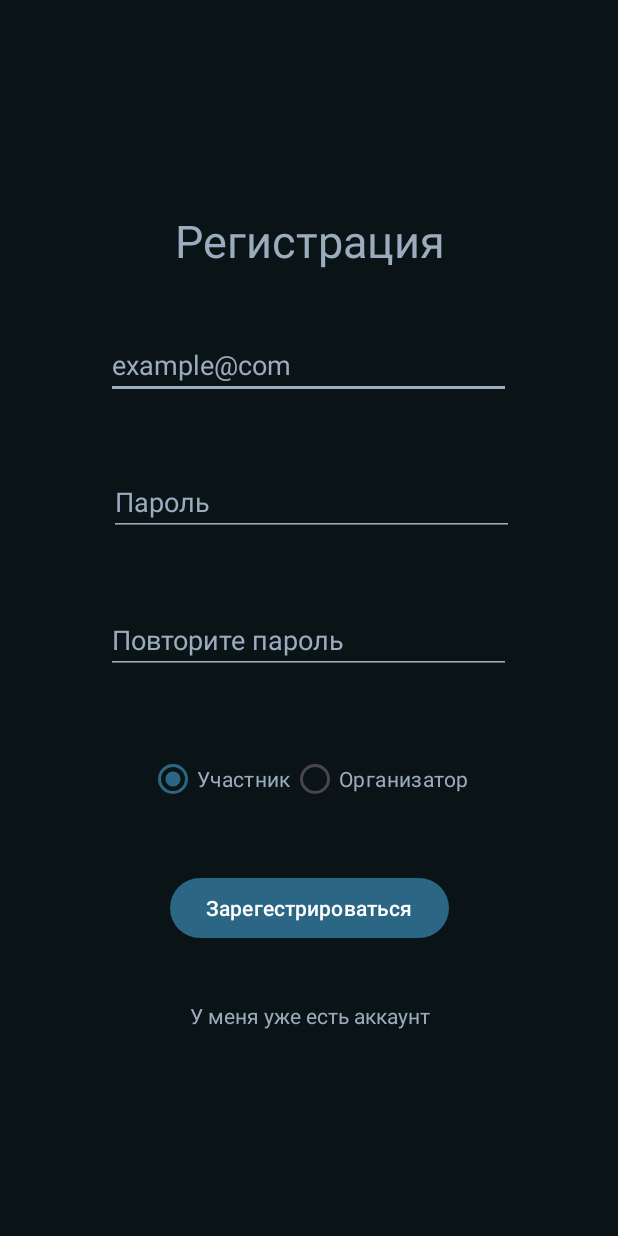
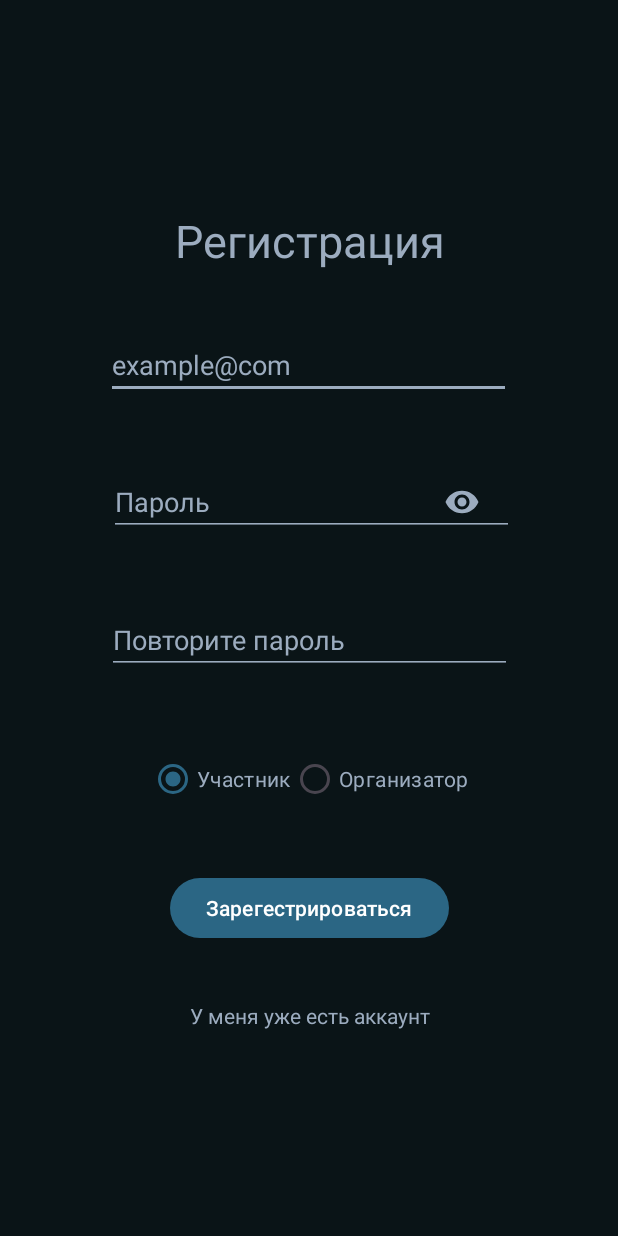
Before and after one commit to DrakeNeJivoy/HackLeague, an Android app: the RegisterActivity screen opened directly, with no data from a screen before it, on a phone screen of 412 x 824 dp. Run offline under Robolectric (Android 15) with nearby library versions, the phone set to English and light mode, and no system bars; our stand-ins replace Firebase (no records; nobody signed in at launch, a user with empty details on screens opened directly).

Commit message:
Eye return!!11!

```diff
--- a/app/src/main/res/layout/activity_register.xml
+++ b/app/src/main/res/layout/activity_register.xml
@@ -60,13 +60,26 @@
         app:layout_constraintStart_toStartOf="parent"
         app:layout_constraintTop_toBottomOf="@+id/editTextTextEmailAddress" />
 
+    <ImageButton
+        android:id="@+id/imageButtonViewPassword"
+        android:layout_width="wrap_content"
+        android:layout_height="wrap_content"
+        android:layout_marginStart="200dp"
+        android:background="@color/blackblue"
+        app:layout_constraintBottom_toBottomOf="@+id/editTextTextPassword"
+        app:layout_constraintEnd_toEndOf="@+id/editTextTextPassword"
+        app:layout_constraintStart_toStartOf="@+id/editTextTextPassword"
+        app:layout_constraintTop_toTopOf="@+id/editTextTextPassword"
+        app:srcCompat="@drawable/eye_password"
+        app:tint="@color/grey" />
+
     <EditText
         android:id="@+id/editTextTextPassword2"
         android:layout_width="270dp"
         android:layout_height="45dp"
         android:layout_marginStart="70dp"
         android:layout_marginTop="8dp"
-        android:layout_marginEnd="71dp"
+        android:layout_marginEnd="69dp"
         android:layout_marginBottom="8dp"
         android:backgroundTint="#9cacbf"
         android:ems="10"
```
